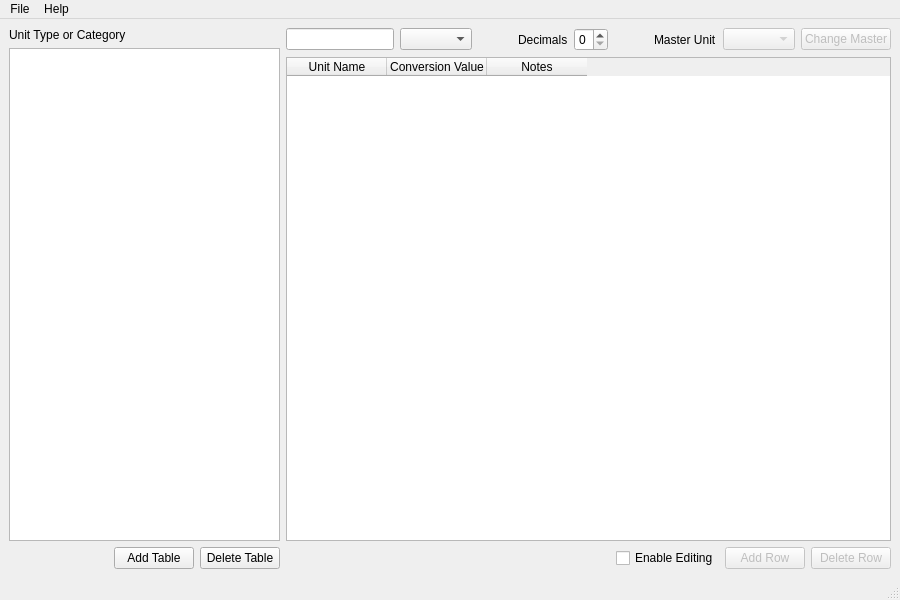
Above: datatablewindow.ui from fjpereny/konverter before the change. Below: the same form after it.
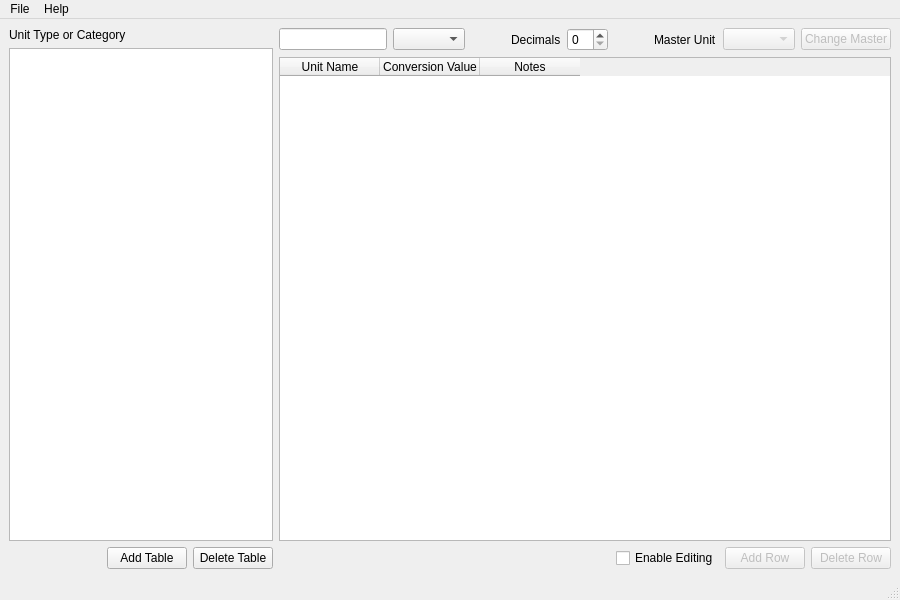
That is the form after the change. Icons and pictures are not drawn.

Commit message: Added length, changed decimal limit to 25.

```diff
--- a/datatablewindow.ui
+++ b/datatablewindow.ui
@@ -108,7 +108,7 @@
         <item>
          <widget class="QSpinBox" name="decimalSpinBox">
           <property name="maximum">
-           <number>7</number>
+           <number>25</number>
           </property>
          </widget>
         </item>
```
The commit also changes 1 other file.
